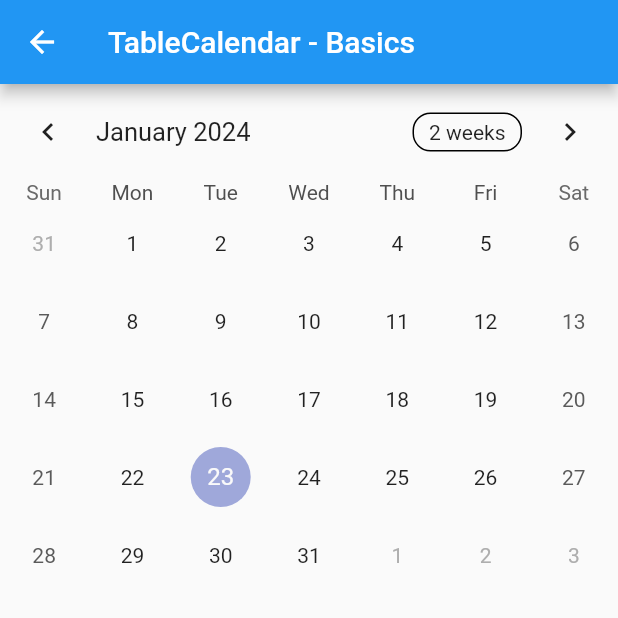
After one commit to aristoreza13/money_track_getx, a Flutter app: the TimelineView screen opened by its route, on a phone screen of 412 x 824 dp, the top half of it. The commit adds this screen. Run offline on Flutter 3.47's test engine with Material 2 defaults, Android fonts, the phone set to English and light mode, and no system bars; drawn by our look-alikes of table_calendar; our stand-ins replace carousel_slider, fluentui_icons, get, google_sign_in, hive, hive_flutter and 3 more; accounts and stored records are empty; generated files the repository leaves out were written again.

Commit message:
add timeline page

```diff
--- a/lib/app/modules/navigator/views/navigator_view.dart
+++ b/lib/app/modules/navigator/views/navigator_view.dart
@@ -4,6 +4,7 @@ import 'package:get/get.dart';
 import 'package:money_track_getx/app/modules/home/views/home_view.dart';
 import 'package:money_track_getx/app/modules/profile/views/profile_view.dart';
 import 'package:money_track_getx/app/modules/stats/views/stats_view.dart';
+import 'package:money_track_getx/app/modules/timeline/views/timeline_view.dart';
 
 class BottomBar extends StatefulWidget {
   const BottomBar({super.key});
@@ -15,10 +16,9 @@ class BottomBar extends StatefulWidget {
 class _BottomBarState extends State<BottomBar> {
   RxInt selectedIndex = 0.obs;
   static final List<Widget> _widgetOptions = <Widget>[
-    // const Text("Home"),
     const HomeView(),
     const StatsView(),
-    const Text("Schedule"),
+    const TimelineView(),
     const ProfileView(),
   ];
 
--- /dev/null
+++ b/lib/app/modules/timeline/controllers/timeline_controller.dart
@@ -0,0 +1,21 @@
+import 'package:get/get.dart';
+
+class TimelineController extends GetxController {
+  var selectedDay = DateTime.now().obs;
+  var focusedDay = DateTime.now().obs;
+
+  @override
+  void onInit() {
+    super.onInit();
+  }
+
+  @override
+  void onReady() {
+    super.onReady();
+  }
+
+  @override
+  void onClose() {
+    super.onClose();
+  }
+}
--- /dev/null
+++ b/lib/app/modules/timeline/views/timeline_view.dart
@@ -0,0 +1,24 @@
+import 'package:flutter/material.dart';
+
+import 'package:get/get.dart';
+import 'package:table_calendar/table_calendar.dart';
+
+import '../controllers/timeline_controller.dart';
+
+class TimelineView extends GetView<TimelineController> {
+  const TimelineView({Key? key}) : super(key: key);
+
+  @override
+  Widget build(BuildContext context) {
+    return Scaffold(
+      appBar: AppBar(
+        title: Text('TableCalendar - Basics'),
+      ),
+      body: TableCalendar(
+        firstDay: DateTime.utc(2010, 10, 16),
+        lastDay: DateTime.utc(2030, 3, 14),
+        focusedDay: DateTime.now(),
+      ),
+    );
+  }
+}
--- a/lib/app/routes/app_routes.dart
+++ b/lib/app/routes/app_routes.dart
@@ -9,6 +9,7 @@ abstract class Routes {
   static const PROFILE = _Paths.PROFILE;
   static const LOGIN = _Paths.LOGIN;
   static const STATS = _Paths.STATS;
+  static const TIMELINE = _Paths.TIMELINE;
 }
 
 abstract class _Paths {
@@ -19,4 +20,5 @@ abstract class _Paths {
   static const PROFILE = '/profile';
   static const LOGIN = '/login';
   static const STATS = '/stats';
+  static const TIMELINE = '/timeline';
 }
--- a/pubspec.yaml
+++ b/pubspec.yaml
@@ -22,6 +22,7 @@ dependencies:
   device_info_plus: ^9.1.1
   google_sign_in: ^6.1.6
   syncfusion_flutter_charts: ^22.2.12
+  table_calendar: ^3.0.9
 
 dev_dependencies:
   flutter_lints: ^2.0.0
```
Also changed, not shown: lib/app/modules/timeline/bindings/timeline_binding.dart (added, +12 -0 lines), lib/app/routes/app_pages.dart (+7 -0 lines), pubspec.lock.
